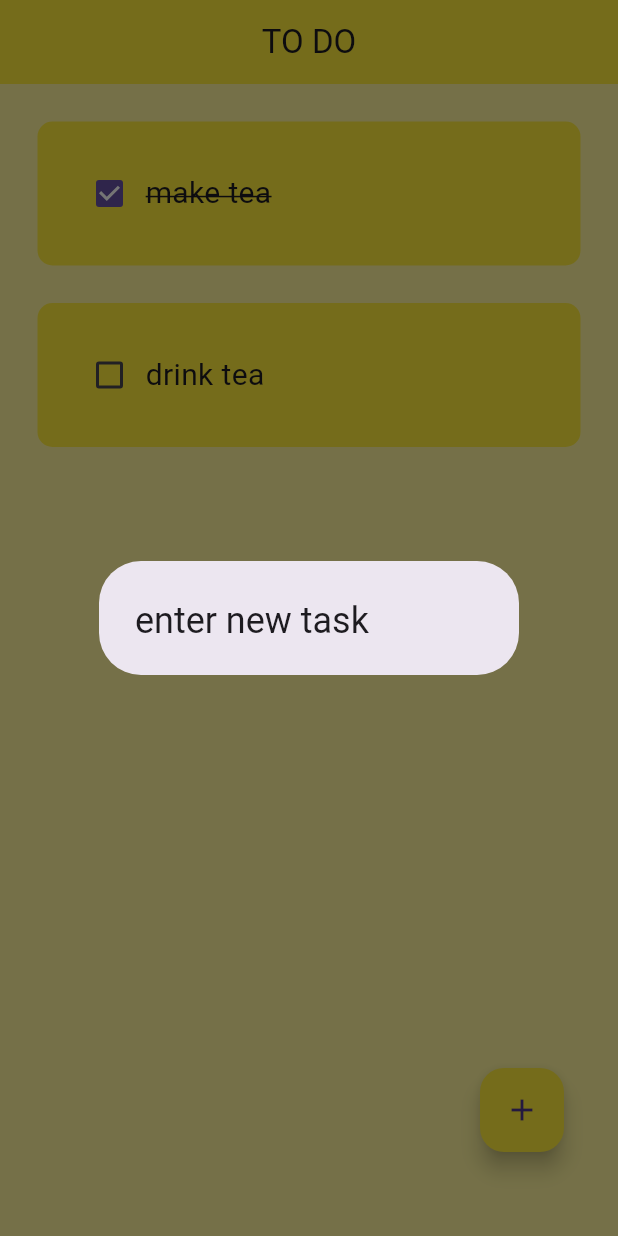
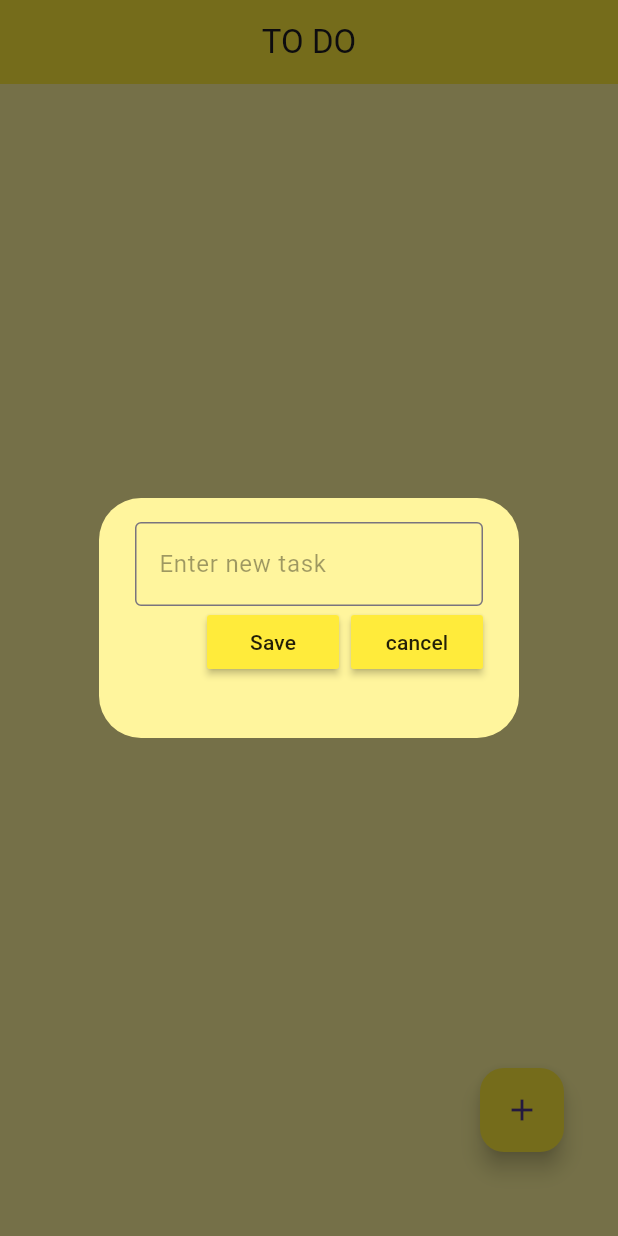
Before and after one commit to shreykiee/todo_app, a Flutter app: the screen it shows after launch, after a tap on the "add" icon, on a phone screen of 412 x 824 dp. Run offline on Flutter 3.47's test engine with Material 3 defaults, Android fonts, the phone set to English and light mode, and no system bars.

Commit message:
added add button , completed dialog_box

```diff
--- a/lib/componants/dialog_box.dart
+++ b/lib/componants/dialog_box.dart
@@ -1,12 +1,53 @@
 import 'package:flutter/material.dart';
+import 'package:todo_app/componants/my_button.dart';
 
 class DialogBox extends StatelessWidget {
-  const DialogBox({super.key});
+  final controller;
+  VoidCallback onSave;
+  VoidCallback onCancel;
+  DialogBox(
+      {super.key,
+      this.controller,
+      required this.onCancel,
+      required this.onSave});
 
   @override
   Widget build(BuildContext context) {
     return AlertDialog(
-      title: Text("enter new task"),
+      backgroundColor: Colors.yellow[200],
+      content: Container(
+        height: 120,
+        child: Column(
+          children: [
+            TextField(
+              controller: controller,
+              decoration: InputDecoration(
+                  border: OutlineInputBorder(),
+                  hintText: "Enter new task",
+                  hintStyle: TextStyle(
+                    color: Colors.black38,
+                  )),
+            ),
+            Row(mainAxisAlignment: MainAxisAlignment.end, children: [
+              //buttons
+
+              //save
+              MyButton(
+                text: 'Save',
+                onPressed: onSave,
+              ),
+              const SizedBox(
+                width: 8,
+              ),
+              //cancel
+              MyButton(
+                text: 'cancel',
+                onPressed: onCancel,
+              ),
+            ])
+          ],
+        ),
+      ),
     );
   }
 }
--- /dev/null
+++ b/lib/componants/my_button.dart
@@ -0,0 +1,16 @@
+import 'package:flutter/material.dart';
+
+class MyButton extends StatelessWidget {
+  final String text;
+  VoidCallback onPressed;
+  MyButton({super.key, required this.text, required this.onPressed});
+
+  @override
+  Widget build(BuildContext context) {
+    return MaterialButton(
+      onPressed: onPressed,
+      color: Colors.yellow,
+      child: Text(text),
+    );
+  }
+}
--- a/lib/pages/todo_page.dart
+++ b/lib/pages/todo_page.dart
@@ -10,10 +10,10 @@ class TodoPage extends StatefulWidget {
 }
 
 class _TodoPageState extends State<TodoPage> {
-  List todolist = [
-    ["make tea", true],
-    ["drink tea", false]
-  ];
+  //text controller
+  final Mycontroller = TextEditingController();
+
+  List todolist = [];
 
   //checkbox changed
   void checkboxchanged(bool? value, int index) {
@@ -22,12 +22,34 @@ class _TodoPageState extends State<TodoPage> {
     });
   }
 
+  //saving new task
+
+  void saveNewTask() {
+    setState(() {
+      todolist.add([Mycontroller.text, false]);
+      Mycontroller.clear();
+    });
+    Navigator.of(context).pop();
+  }
+
+  //deleting task
+
+  void deleteTask(int index) {
+    setState(() {
+      todolist.removeAt(index);
+    });
+  }
+
   //creating new task
   void CreateNewTask() {
     showDialog(
         context: context,
         builder: (context) {
-          return DialogBox();
+          return DialogBox(
+            controller: Mycontroller,
+            onCancel: () => Navigator.of(context).pop(),
+            onSave: saveNewTask,
+          );
         });
   }
 
@@ -55,6 +77,8 @@ class _TodoPageState extends State<TodoPage> {
             taskname: todolist[index][0],
             taskCompleted: todolist[index][1],
             onChanged: (value) => checkboxchanged(value, index),
+
+            //deleteFunction: (context) => deleteTask(index),
           );
         },
       ),
```
Also changed, not shown: pubspec.yaml (+3 -4 lines), pubspec.lock.
